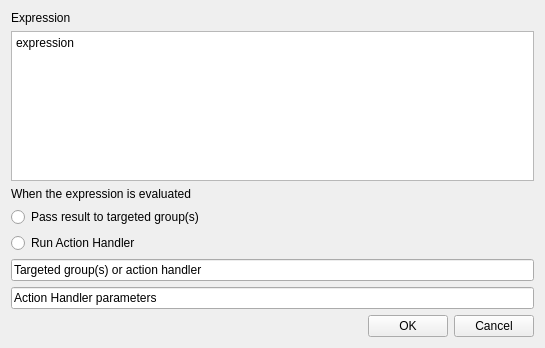
Before: the Qt Designer form code/nel/tools/3d/object_viewer_qt/src/plugins/gui_editor/link_editor.ui in ryzom/ryzomcore, drawn with Qt 5.
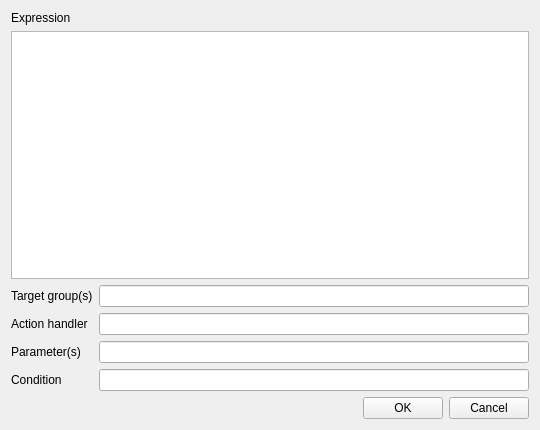
After: the same form once the commit is applied.

Commit message:
CHANGED: #1471 LinkList and LinkEditor are now fully implemented.
branch : gsoc2012-gui-editor

The edit to the form file:
```diff
--- a/code/nel/tools/3d/object_viewer_qt/src/plugins/gui_editor/link_editor.ui
+++ b/code/nel/tools/3d/object_viewer_qt/src/plugins/gui_editor/link_editor.ui
@@ -9,14 +9,14 @@
    <rect>
     <x>0</x>
     <y>0</y>
-    <width>545</width>
-    <height>348</height>
+    <width>540</width>
+    <height>430</height>
    </rect>
   </property>
   <property name="windowTitle">
    <string>Link Editor</string>
   </property>
-  <layout class="QGridLayout" name="gridLayout">
+  <layout class="QGridLayout" name="gridLayout_2">
    <item row="0" column="0">
     <widget class="QLabel" name="label">
      <property name="text">
@@ -27,46 +27,63 @@
    <item row="1" column="0" colspan="3">
     <widget class="QPlainTextEdit" name="expressionEdit">
      <property name="plainText">
-      <string>expression</string>
+      <string/>
      </property>
     </widget>
    </item>
-   <item row="2" column="0">
+   <item row="2" column="0" colspan="3">
+    <layout class="QGridLayout" name="gridLayout">
+     <item row="0" column="0">
     <widget class="QLabel" name="label_2">
      <property name="text">
-      <string>When the expression is evaluated</string>
+        <string>Target group(s)</string>
      </property>
     </widget>
    </item>
-   <item row="3" column="0">
-    <widget class="QRadioButton" name="groupCB">
+     <item row="0" column="1">
+      <widget class="QLineEdit" name="targetEdit"/>
+     </item>
+     <item row="1" column="0">
+      <widget class="QLabel" name="label_3">
      <property name="text">
-      <string>Pass result to targeted group(s)</string>
+        <string>Action handler</string>
      </property>
     </widget>
    </item>
-   <item row="4" column="0">
-    <widget class="QRadioButton" name="ahCB">
+     <item row="1" column="1">
+      <widget class="QLineEdit" name="condEdit"/>
+     </item>
+     <item row="2" column="0">
+      <widget class="QLabel" name="label_4">
      <property name="text">
-      <string>Run Action Handler</string>
+        <string>Parameter(s)</string>
      </property>
     </widget>
    </item>
-   <item row="5" column="0" colspan="3">
+     <item row="2" column="1">
     <widget class="QLineEdit" name="ahEdit">
      <property name="text">
-      <string>Targeted group(s) or action handler</string>
+        <string/>
      </property>
     </widget>
    </item>
-   <item row="6" column="0" colspan="3">
+     <item row="3" column="0">
+      <widget class="QLabel" name="label_5">
+       <property name="text">
+        <string>Condition</string>
+       </property>
+      </widget>
+     </item>
+     <item row="3" column="1">
     <widget class="QLineEdit" name="ahParamEdit">
      <property name="text">
-      <string>Action Handler parameters</string>
+        <string/>
      </property>
     </widget>
    </item>
-   <item row="7" column="0">
+    </layout>
+   </item>
+   <item row="3" column="0">
     <spacer name="horizontalSpacer">
      <property name="orientation">
       <enum>Qt::Horizontal</enum>
@@ -79,14 +96,14 @@
      </property>
     </spacer>
    </item>
-   <item row="7" column="1">
+   <item row="3" column="1">
     <widget class="QPushButton" name="okButton">
      <property name="text">
       <string>OK</string>
      </property>
     </widget>
    </item>
-   <item row="7" column="2">
+   <item row="3" column="2">
     <widget class="QPushButton" name="cancelButton">
      <property name="text">
       <string>Cancel</string>
```
Lines whose indentation alone changed are shown as unchanged. The commit also changes 8 other files.
